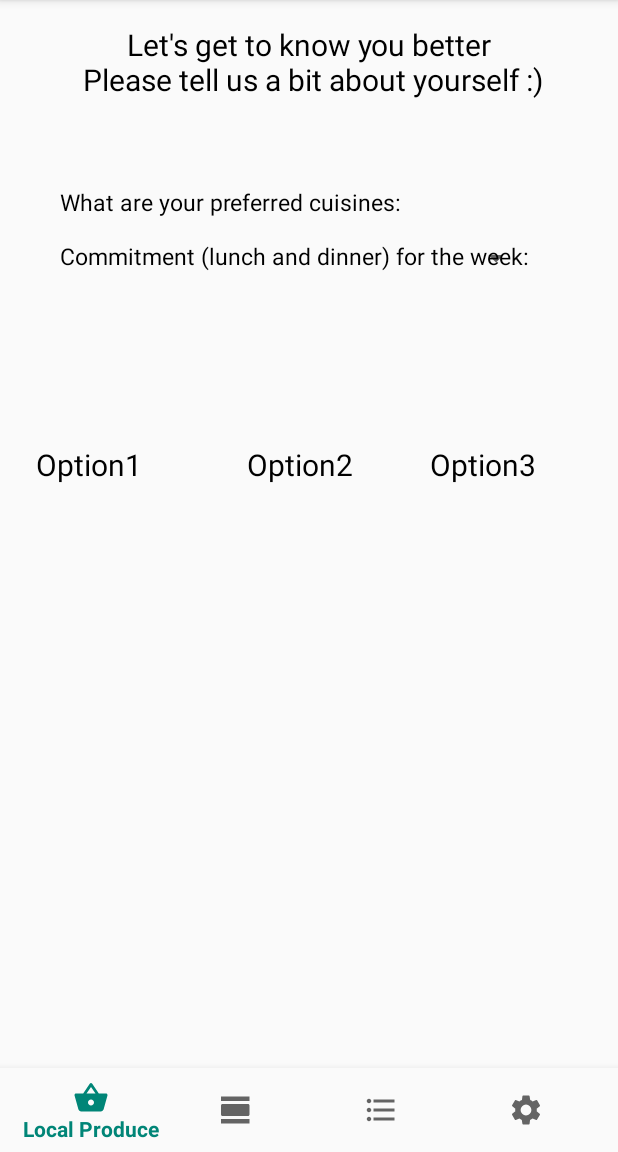
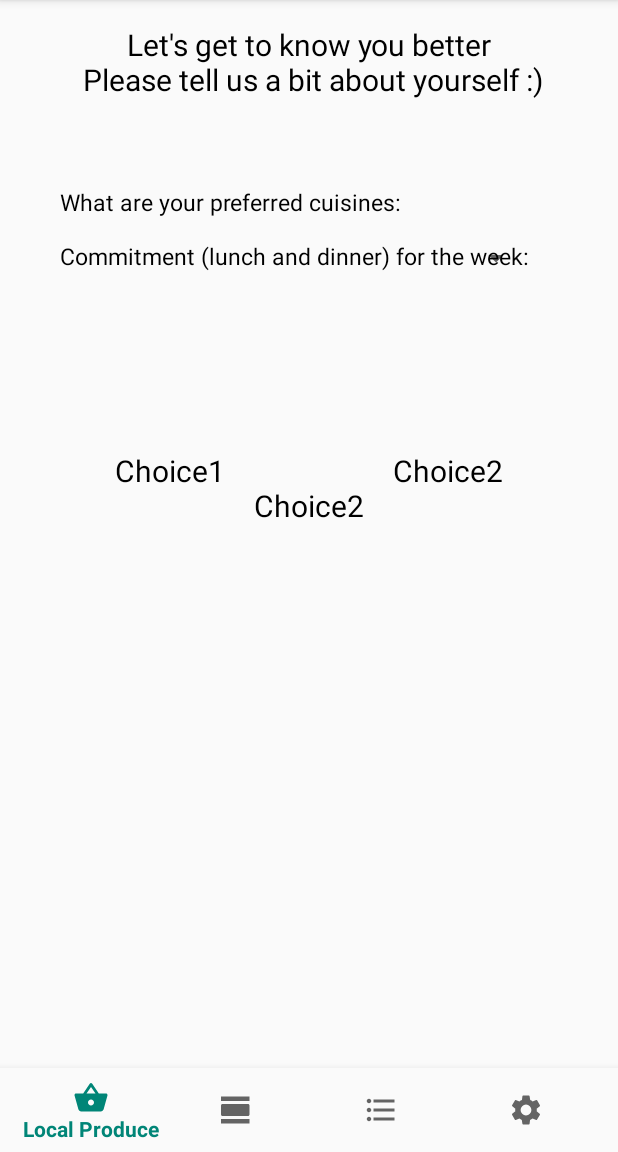
Before and after one commit to GeorgeShao/EcoEats, an Android app: the screen it shows after launch (MainActivity), on a phone screen of 412 x 824 dp, the part 84-1236 px from its top. Run offline under Robolectric (Android 15) with nearby library versions, the phone set to English and light mode, and no system bars.

Commit message:
Strings and Settings

```diff
--- a/app/src/main/res/layout/activity_settings.xml
+++ b/app/src/main/res/layout/activity_settings.xml
@@ -75,13 +75,12 @@
         android:id="@+id/option_1"
         android:layout_width="wrap_content"
         android:layout_height="wrap_content"
-        android:layout_marginTop="296dp"
+        android:layout_marginTop="300dp"
         android:gravity="center_horizontal"
-        android:text="Option1               Option2           Option3"
+        android:text="Choice1                        Choice2                    Choice2"
         android:textColor="#000000"
         android:textSize="20sp"
         app:layout_constraintEnd_toEndOf="parent"
-        app:layout_constraintHorizontal_bias="0.309"
         app:layout_constraintLeft_toLeftOf="parent"
         app:layout_constraintStart_toStartOf="parent"
         app:layout_constraintTop_toTopOf="parent" />
```
